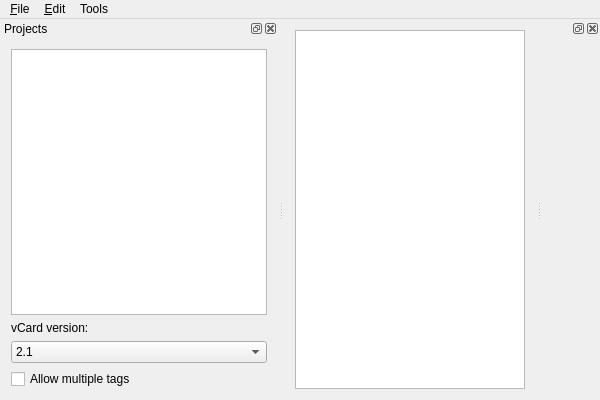
Qt form MainWindow.ui (westerhofffl/vcard-editor) before a commit.
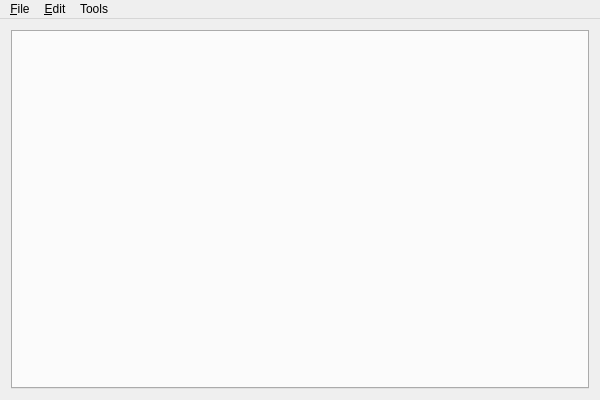
The same form after that commit.

Commit message: + ignored patterns - docks in MainWindow

```diff
--- a/MainWindow.ui
+++ b/MainWindow.ui
@@ -16,7 +16,11 @@
   <widget class="QWidget" name="centralWidget">
    <layout class="QGridLayout" name="gridLayout">
     <item row="0" column="0">
-     <widget class="QTableWidget" name="contantTableWidget"/>
+     <widget class="QTabWidget" name="tabWidget">
+      <property name="currentIndex">
+       <number>-1</number>
+      </property>
+     </widget>
     </item>
    </layout>
   </widget>
@@ -62,55 +66,6 @@
    <addaction name="menu_Edit"/>
    <addaction name="menuTools"/>
   </widget>
-  <widget class="QDockWidget" name="projectDockWidget">
-   <property name="windowTitle">
-    <string>Projects</string>
-   </property>
-   <attribute name="dockWidgetArea">
-    <number>1</number>
-   </attribute>
-   <widget class="QWidget" name="dockWidgetContents">
-    <layout class="QGridLayout" name="gridLayout_2">
-     <item row="1" column="0">
-      <widget class="QLabel" name="label">
-       <property name="text">
-        <string>vCard version:</string>
-       </property>
-      </widget>
-     </item>
-     <item row="2" column="0">
-      <widget class="QComboBox" name="comboBox">
-       <item>
-        <property name="text">
-         <string>2.1</string>
-        </property>
-       </item>
-       <item>
-        <property name="text">
-         <string>3.0</string>
-        </property>
-       </item>
-      </widget>
-     </item>
-     <item row="3" column="0">
-      <widget class="QCheckBox" name="checkBox">
-       <property name="text">
-        <string>Allow multiple tags</string>
-       </property>
-      </widget>
-     </item>
-     <item row="0" column="0">
-      <widget class="QTableWidget" name="projectTableWidget"/>
-     </item>
-    </layout>
-   </widget>
-  </widget>
-  <widget class="QDockWidget" name="detailsDockWidget">
-   <attribute name="dockWidgetArea">
-    <number>2</number>
-   </attribute>
-   <widget class="QWidget" name="dockWidgetContents_2"/>
-  </widget>
   <action name="actionNew_project">
    <property name="text">
     <string>New project</string>
```
Left out of the diff: 2 changed lines with no effect on the pictures.
